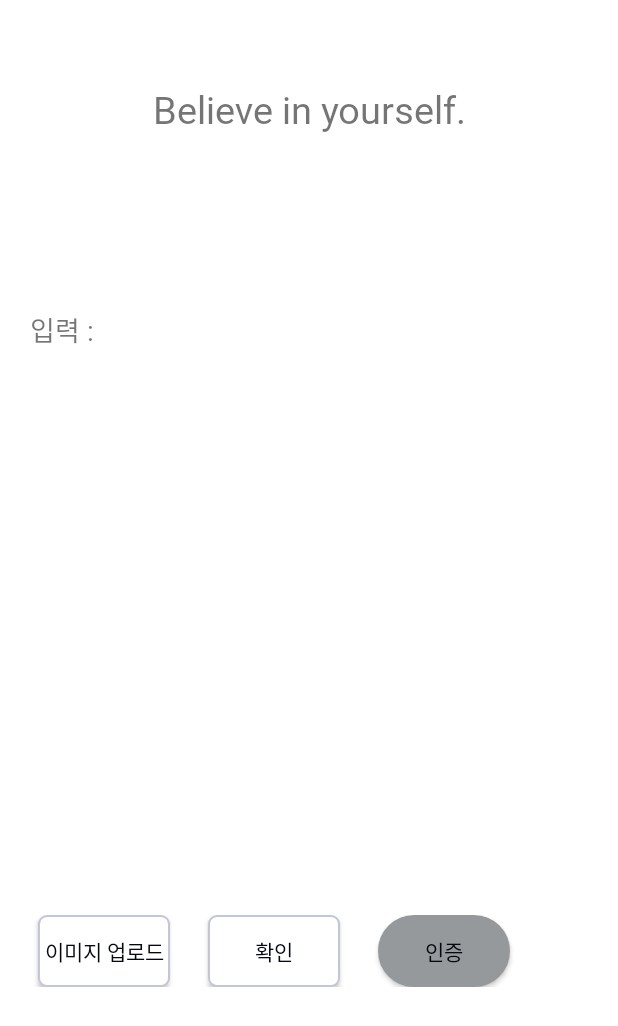
After one commit to kujamin/IDoWeDO_1004, an Android app: the ChallengeCertifyActivity screen opened directly, with no data from a screen before it, on a phone screen of 412 x 824 dp. The commit adds this screen. Shown: the top 1026 px of the screen. Run offline under Robolectric (Android 15) with nearby library versions, the phone set to English and light mode, and no system bars; our stand-ins replace Firebase (no records; nobody signed in at launch, a user with empty details on screens opened directly); libraries missing offline, so code that uses them is left out: com.google.mlkit.vision, dmax.dialog; 2 statements that could not run were skipped.

Commit message:
1004가 보냄!

```diff
--- a/app/build.gradle
+++ b/app/build.gradle
@@ -52,6 +52,7 @@ dependencies {
     implementation 'com.google.firebase:firebase-storage'
     implementation 'androidx.recyclerview:recyclerview:1.0.0'
     implementation 'com.github.bumptech.glide:glide:4.12.0'
+    implementation 'com.google.android.gms:play-services-mlkit-text-recognition:16.1.3'
     annotationProcessor 'com.github.bumptech.glide:compiler:4.12.0'
     implementation 'com.github.d-max:spots-dialog:1.1@aar'
     testImplementation 'junit:junit:4.12'
--- /dev/null
+++ b/app/src/main/java/com/idowedo/firstproject3/ChallengeCertifyActivity.java
@@ -0,0 +1,181 @@
+package com.idowedo.firstproject3;
+
+import androidx.annotation.NonNull;
+import androidx.appcompat.app.AppCompatActivity;
+
+import android.app.AlertDialog;
+import android.content.Intent;
+import android.graphics.Bitmap;
+import android.graphics.BitmapFactory;
+import android.net.Uri;
+import android.os.Bundle;
+import android.provider.MediaStore;
+import android.util.Log;
+import android.view.MotionEvent;
+import android.view.View;
+import android.view.WindowManager;
+import android.widget.Button;
+import android.widget.ImageView;
+import android.widget.TextView;
+import android.widget.Toast;
+
+import com.google.android.gms.tasks.OnFailureListener;
+import com.google.android.gms.tasks.OnSuccessListener;
+import com.google.android.gms.tasks.Task;
+import com.google.mlkit.vision.common.InputImage;
+import com.google.mlkit.vision.text.Text;
+import com.google.mlkit.vision.text.TextRecognition;
+import com.google.mlkit.vision.text.TextRecognizer;
+
+import java.io.FileNotFoundException;
+import java.io.InputStream;
+
+import dmax.dialog.SpotsDialog;
+
+public class ChallengeCertifyActivity extends AppCompatActivity {
+    static final int REQUEST_CODE = 2;
+
+    ImageView imageView;    // 갤러리에서 가져온 이미지를 보여줄 뷰
+    Uri uri;                // 갤러리에서 가져온 이미지에 대한 Uri
+    Bitmap bitmap;          // 갤러리에서 가져온 이미지를 담을 비트맵
+    InputImage image;       // ML 모델이 인식할 인풋 이미지
+    TextView text_info, text_certify;     // ML 모델이 인식한 텍스트를 보여줄 뷰, 인증할 텍스트 문장을 보여주는 뷰
+    Button btn_get_image, btn_detection_image, btn_certify;  // 이미지 가져오기 버튼, 이미지 인식 버튼, 챌린지 인증 검사 버튼
+    TextRecognizer recognizer;    //텍스트 인식에 사용될 모델
+    AlertDialog waitingDialog;   //로딩창
+    Integer i;
+    String[] array_text = {"Hello everyone!", "Believe in yourself.", "Follow your heart.", "Seize the day.", "You only live once." , "Past is just past." ,
+            "Love yourself." , "Life is a journey." , "This too shall pass away." , "No pain, No gain." , "No sweat, No sweet."
+            , "The die is cast.", "Appearances are deceptive.", "Be brave.", "Every cloud has a silver lining.", "Hang in there.",
+            "This is how life if", "Live positive", "Seeing is believing.", "If not now, then when?", "You deserve to be loved.", "Time waits for no one.",
+            "Respect individual.", "Habit is a second nature.", "The will of man is his happiness", "Time is gold", "Your success is up to your efforts",
+            "Love what you do.", "Live live there is no tomorrow.", "Time is flying never to return.", "Happiness is a warm puppy."};
+
+    @Override
+    protected void onCreate(Bundle savedInstanceState) {
+        super.onCreate(savedInstanceState);
+        setContentView(R.layout.activity_challenge_certify);
+
+        imageView = findViewById(R.id.imageView);
+        text_certify = findViewById(R.id.text_certify);
+        text_info = findViewById(R.id.text_info);
+        recognizer = TextRecognition.getClient();    //텍스트 인식에 사용될 모델
+        text_certify.setText(array_text[1]);
+
+        waitingDialog = new SpotsDialog.Builder().
+                setContext(this)
+                .setMessage("Please waiting...")
+                .setCancelable(false).build();
+
+        // 이미지 업로드 버튼
+        btn_get_image = findViewById(R.id.btn_get_image);
+        btn_get_image.setOnClickListener(new View.OnClickListener() {
+            @Override
+            public void onClick(View v) {
+                Intent intent = new Intent(Intent.ACTION_PICK);
+                intent.setType(MediaStore.Images.Media.CONTENT_TYPE);
+                startActivityForResult(intent, 101);
+            }
+        });
+
+        // 텍스트 인식 버튼
+        btn_detection_image = findViewById(R.id.btn_detection_image);
+        btn_detection_image.setOnClickListener(new View.OnClickListener() {
+            @Override
+            public void onClick(View v) {
+                TextRecognition(recognizer);
+            }
+        });
+
+        // 인증 버튼 (인증 문자랑 인식 문자가 동일할 경우에만 Clickable 가능)
+        btn_certify = findViewById(R.id.btn_certify);
+        btn_certify.setBackground(getDrawable(R.drawable.attencheckeddrawble));
+        btn_certify.setClickable(false);
+        btn_certify.setOnClickListener(new View.OnClickListener() {
+            @Override
+            public void onClick(View v) {
+                Intent intent = new Intent(ChallengeCertifyActivity.this, Challenge_Wakeup_Activity.class);
+                setResult(RESULT_OK, intent);
+                finish();
+            }
+        });
+
+    }
+
+    @Override
+    protected  void onActivityResult(int requestCode, int resultCode, Intent data){
+        super.onActivityResult(requestCode,resultCode,data);
+        if (requestCode == 101) {
+            // 갤러리에서 선택한 사진에 대한 uri를 가져온다.
+            uri = data.getData();
+
+            setImage(uri);
+        }
+    }
+
+    // uri를 비트맵으로 변환시킨후 이미지뷰에 띄워주고 InputImage를 생성하는 메서드
+    private void setImage(Uri uri) {
+        try{
+            InputStream in = getContentResolver().openInputStream(uri);
+            bitmap = BitmapFactory.decodeStream(in);
+            imageView.setImageBitmap(bitmap);
+
+            image = InputImage.fromBitmap(bitmap, 0);
+//            Log.e("setImage", "image -> bitmap");
+        } catch (FileNotFoundException e){
+            e.printStackTrace();
+        }
+    }
+
+    private void TextRecognition(TextRecognizer recognizer){
+        Task<Text> result = recognizer.process(image)
+                // 이미지 인식에 성공하면 실행
+                .addOnSuccessListener(new OnSuccessListener<Text>() {
+                    @Override
+                    public void onSuccess(Text visionText) {
+
+
+                        Log.e("텍스트 인식", "성공");
+                        // Task completed successfully
+                        String resultText = visionText.getText();
+                        text_info.setText(resultText);  // 인식한 텍스트를 TextView에 보여줌
+
+                        //text_certify.setText 로 하루마다 바꿔주는 거 해야됨. 지금은 for문 안에서 array_text안에 있는 문자열 중 하나라도 포함되어 있으면 인증 완료
+                        String input_text = resultText;
+
+                        for(i = 0; i < array_text.length; i++) {
+                            if (input_text.contains(array_text[i])) {
+                                btn_certify.setBackground(getDrawable(R.drawable.certify_btnlayout));
+                                btn_certify.setClickable(true);
+                                Toast.makeText(getApplicationContext(), "인증 버튼 ->", Toast.LENGTH_SHORT);
+                            }
+                        }
+                    }
+                })
+
+                // 이미지 인식에 실패하면 실행
+                .addOnFailureListener(
+                        new OnFailureListener() {
+                            @Override
+                            public void onFailure(@NonNull Exception e) {
+                                Log.e("텍스트 인식", "실패: " + e.getMessage());
+                            }
+                        });
+    }
+
+    @Override
+    public boolean onTouchEvent(MotionEvent event){
+        //바깥레이어 클릭시 안 닫히게
+        if(event.getAction()== MotionEvent.ACTION_OUTSIDE){
+            return false;
+        }
+        return true;
+    }
+
+    @Override
+    public void onBackPressed(){
+        //안드로이드 백버튼 막기
+        return;
+    }
+
+}
--- a/app/src/main/java/com/idowedo/firstproject3/ClickTransActivity.java
+++ b/app/src/main/java/com/idowedo/firstproject3/ClickTransActivity.java
@@ -123,15 +123,15 @@ public class ClickTransActivity extends AppCompatActivity {
         textChallname.setText(chall_Text);
 
         if(chall_Text.equals("자격증 취득하기")){
-            textChallplan.setText("한 달 안 자격증 취득에 도전하세요!\n자격증 취득 후 취득결과를 사진으로 찍어 인증하세요.\n\n챌린지 기간 : 30일");
+            textChallplan.setText("한 달 안에 자격증을 취득하세요!\n\n* 어떤 자격증이던 상관 없습니다 !\n\n자격증 취득 후 취득 결과를 사진으로 찍어 인증\n\n* 주의사항 : 사진을 찍은 후 X를 누르고 나오면 인증이 되지 않아요.\n\n챌린지 기간 : 30일");
             textChallnotice.setText("보상 : 500코인 + 레어 의상(선택 가능) 지급\n");
         }
         else if(chall_Text.equals("아침 6시 기상하기")){
-            textChallplan.setText("한 달 동안 아침 6시 기상에 도전하세요!\n아침 6시 기상 후 도장 버튼을 눌러 인증하세요.\n\n챌린지 기간 : 30일");
+            textChallplan.setText("휴대폰 내 메모장 어플 open → \n\n주어진 문장을 메모장에 입력 후 화면 캡쳐 → \n\n다시 어플로 돌아온 후 이미지 업로드 버튼을 눌러 캡쳐 화면을 선택 →\n\n인식 버튼 클릭 후 인증 버튼을 누르세요!\n\n챌린지 기간 : 30일");
             textChallnotice.setText("보상 : 500코인 + 레어 의상(선택 가능) 지급");
         }
         else {
-            textChallplan.setText("한 달 동안 매일 만보 걷기에 도전하세요!\n만보를 채운 후 도장 버튼을 눌러 인증하세요.\n\n챌린지 기간 : 30일");
+            textChallplan.setText("한 달 동안 매일 만보 걷기에 도전하세요!\n\n* 걸음 수를 측정 가능한 어플과 함께하면\n더 좋아요!\n\n만보를 채우고 인증하기 버튼을 눌러 인증하세요.\n\n챌린지 기간 : 30일");
             textChallnotice.setText("보상 : 100코인 지급 + 레어 의상(선택 가능) 지급");
         }
         Glide.with(getApplicationContext()).load(chall_Img).into(imgChall);
--- a/app/src/main/res/drawable/buttons_layout.xml
+++ b/app/src/main/res/drawable/buttons_layout.xml
@@ -1,7 +1,7 @@
 <?xml version="1.0" encoding="utf-8"?>
 <shape xmlns:android="http://schemas.android.com/apk/res/android"
     android:shape="rectangle">
-    <solid android:color="@color/colorwhite"/>
+    <solid android:color="#ffffff"/>
     <stroke android:color="@color/colorgray" android:width="1dp" />
     <corners android:radius="5dp"/>
 </shape>
--- /dev/null
+++ b/app/src/main/res/drawable/certify_btnlayout.xml
@@ -0,0 +1,6 @@
+<?xml version="1.0" encoding="utf-8"?>
+<shape xmlns:android="http://schemas.android.com/apk/res/android">
+    <solid android:color="#fff"/>
+    <corners android:radius="5dp"/>
+    <stroke android:color="@color/colorgray" android:width="1dp"/>
+</shape>
--- /dev/null
+++ b/app/src/main/res/layout/activity_challenge_certify.xml
@@ -0,0 +1,127 @@
+<?xml version="1.0" encoding="utf-8"?>
+<androidx.constraintlayout.widget.ConstraintLayout xmlns:android="http://schemas.android.com/apk/res/android"
+    xmlns:app="http://schemas.android.com/apk/res-auto"
+    xmlns:tools="http://schemas.android.com/tools"
+    android:layout_width="match_parent"
+    android:layout_height="match_parent"
+    tools:context=".ChallengeCertifyActivity">
+
+    <TextView
+        android:id="@+id/text_certify"
+        android:layout_width="match_parent"
+        android:layout_height="wrap_content"
+        android:gravity="center_horizontal"
+        android:layout_marginTop="55dp"
+        android:text="오늘 인증할 문장"
+        android:textSize="25sp"
+        android:fontFamily="@font/nanumbarunpenb"
+        app:layout_constraintEnd_toEndOf="parent"
+        app:layout_constraintStart_toStartOf="parent"
+        app:layout_constraintTop_toTopOf="parent" />
+
+    <LinearLayout
+        android:id="@+id/linearLayout11"
+        android:layout_width="match_parent"
+        android:layout_height="wrap_content"
+        android:layout_marginTop="10dp"
+        android:layout_marginBottom="10dp"
+        android:orientation="horizontal"
+        app:layout_constraintBottom_toTopOf="@+id/linearlayout35"
+        app:layout_constraintEnd_toEndOf="parent"
+        app:layout_constraintHorizontal_bias="0.0"
+        app:layout_constraintStart_toStartOf="parent"
+        app:layout_constraintTop_toBottomOf="@+id/text_certify">
+
+        <TextView
+            android:layout_width="wrap_content"
+            android:layout_height="wrap_content"
+            android:layout_marginStart="20dp"
+            android:fontFamily="@font/nanumbarunpenr"
+            android:text="입력 : "
+            android:textSize="18sp"
+            app:layout_constraintEnd_toEndOf="parent"
+            app:layout_constraintHorizontal_bias="0.498"
+            app:layout_constraintStart_toStartOf="parent"
+            app:layout_constraintTop_toBottomOf="@+id/textView7" />
+
+        <TextView
+            android:id="@+id/text_info"
+            android:layout_width="match_parent"
+            android:layout_height="wrap_content"
+            android:layout_marginLeft="10dp"
+            android:layout_marginRight="20dp"
+            android:text=""
+            android:textSize="18sp"
+            android:textStyle="bold"
+            app:layout_constraintEnd_toEndOf="parent"
+            app:layout_constraintHorizontal_bias="0.498"
+            app:layout_constraintStart_toStartOf="parent"
+            app:layout_constraintTop_toBottomOf="@+id/textView7" />
+    </LinearLayout>
+
+    <LinearLayout
+        android:id="@+id/linearlayout35"
+        android:layout_width="match_parent"
+        android:layout_height="wrap_content"
+        android:layout_marginBottom="60dp"
+        android:orientation="vertical"
+        app:layout_constraintBottom_toBottomOf="parent"
+        app:layout_constraintEnd_toEndOf="parent"
+        app:layout_constraintStart_toStartOf="parent"
+        app:layout_constraintTop_toBottomOf="@+id/linearLayout11"
+        app:layout_constraintVertical_bias="1.0">
+
+        <ImageView
+            android:id="@+id/imageView"
+            android:layout_width="200dp"
+            android:layout_height="200dp"
+            android:layout_gravity="center_horizontal"
+            android:layout_marginBottom="30dp"
+            tools:srcCompat="@drawable/logo2_grey" />
+
+        <LinearLayout
+            android:layout_width="match_parent"
+            android:layout_height="match_parent"
+            android:layout_marginTop="30dp"
+            android:orientation="horizontal">
+
+                <android.widget.Button
+                        android:id="@+id/btn_get_image"
+                        android:layout_width="wrap_content"
+                        android:layout_height="wrap_content"
+                        android:layout_gravity="center_horizontal|left"
+                        android:layout_marginLeft="25dp"
+                        android:layout_marginRight="25dp"
+                        android:background="@drawable/certify_btnlayout"
+                        android:fontFamily="@font/nanumbarunpenr"
+                        android:text="이미지 업로드"
+                        android:textColor="@color/colorblack"/>
+
+
+                <android.widget.Button
+                        android:id="@+id/btn_detection_image"
+                        android:layout_width="wrap_content"
+                        android:layout_height="wrap_content"
+                        android:layout_gravity="center_horizontal|center_vertical"
+                        android:layout_marginRight="25dp"
+                        android:background="@drawable/certify_btnlayout"
+                        android:fontFamily="@font/nanumbarunpenr"
+                        android:text="확인"
+                        android:textColor="@color/colorblack"/>
+
+                <android.widget.Button
+                        android:id="@+id/btn_certify"
+                        android:layout_width="wrap_content"
+                        android:layout_height="wrap_content"
+                        android:layout_marginRight="25dp"
+                        android:background="@drawable/certify_btnlayout"
+                        android:fontFamily="@font/nanumbarunpenr"
+                        android:text="인증"
+                    android:textColor="@color/colorblack"/>
+
+        </LinearLayout>
+
+    </LinearLayout>
+
+
+</androidx.constraintlayout.widget.ConstraintLayout>
--- a/app/src/main/res/layout/activity_click_trans.xml
+++ b/app/src/main/res/layout/activity_click_trans.xml
@@ -58,21 +58,21 @@
             <TextView
                 android:id="@+id/textViewChallname"
                 android:layout_width="match_parent"
-                android:layout_height="50dp"
+                android:layout_height="40dp"
                 android:layout_weight="2"
                 android:layout_marginTop="20dp"
                 android:layout_marginLeft="16dp"
                 android:layout_marginRight="16dp"
                 android:text="챌린지 이름"
                 android:textStyle="bold"
-                android:textSize="23sp"
+                android:textSize="21sp"
                 android:textColor="@color/colorblack"
                 android:fontFamily="@font/nanumbarunpenb" />
 
             <TextView
                 android:id="@+id/textViewChallexplan"
                 android:layout_width="match_parent"
-                android:layout_height="130dp"
+                android:layout_height="250dp"
                 android:layout_weight="2"
                 android:layout_marginTop="13dp"
                 android:layout_marginLeft="16dp"
--- a/app/src/main/res/layout/activity_nick_name.xml
+++ b/app/src/main/res/layout/activity_nick_name.xml
@@ -63,10 +63,9 @@
                 android:layout_width="40dp"
                 android:layout_height="40dp"
                 android:layout_gravity="center_vertical"
+                android:layout_marginLeft="5dp"
                 android:visibility="invisible"
-                android:layout_marginLeft="5dp"
                 app:srcCompat="@drawable/rightarrow" />
-
         </LinearLayout>
 
         <TextView
@@ -81,6 +80,8 @@
             android:textSize="12sp"
             android:textStyle="bold"
             android:visibility="invisible" />
+
+
     </LinearLayout>
 
 </androidx.constraintlayout.widget.ConstraintLayout>
```
Also changed, not shown: app/src/main/AndroidManifest.xml (+51 -50 lines), app/src/main/java/com/idowedo/firstproject3/Challenge_CheckActivity.java (+0 -17 lines), app/src/main/java/com/idowedo/firstproject3/Challenge_Study_Activity.java (+57 -22 lines), app/src/main/java/com/idowedo/firstproject3/Challenge_Wakeup_Activity.java (+15 -25 lines).
